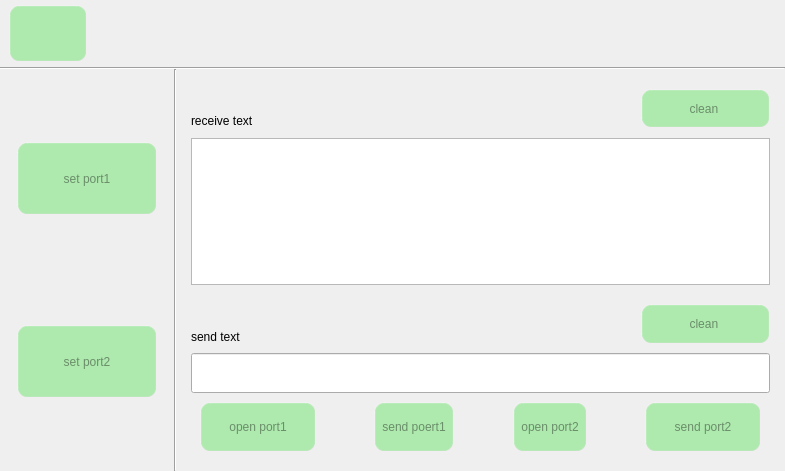
Above: serial.ui from jizizihe/baijie_demo before the change. Below: the same form after it.
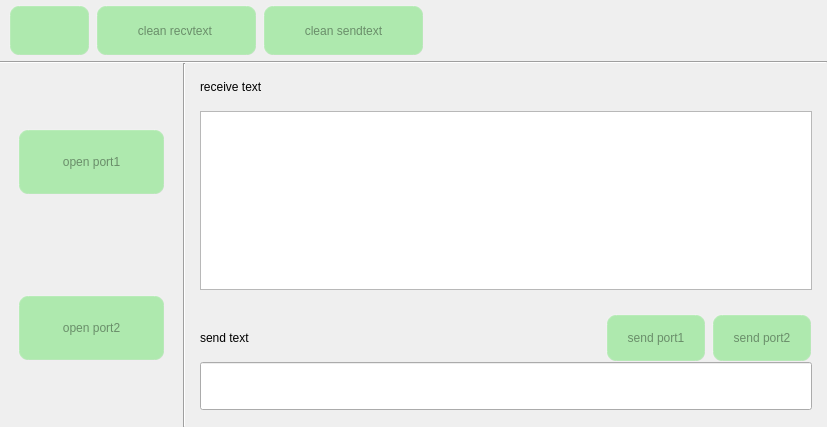
That is the form after the change. Icons and pictures are not drawn.

Commit message: func: 1.delete the open button of the serial port  in serial       2.added display file directory and changed layout in udev

```diff
--- a/serial.ui
+++ b/serial.ui
@@ -9,8 +9,8 @@
    <rect>
     <x>0</x>
     <y>0</y>
-    <width>785</width>
-    <height>471</height>
+    <width>827</width>
+    <height>427</height>
    </rect>
   </property>
   <property name="sizePolicy">
@@ -103,9 +103,9 @@
      <number>0</number>
     </property>
     <item row="0" column="0">
-     <layout class="QHBoxLayout" name="horizontalLayout_13" stretch="1,9">
+     <layout class="QHBoxLayout" name="horizontalLayout_13" stretch="1,2,2,5">
       <property name="spacing">
-       <number>0</number>
+       <number>6</number>
       </property>
       <property name="leftMargin">
        <number>9</number>
@@ -184,6 +184,44 @@
         </property>
        </widget>
       </item>
+      <item>
+       <widget class="QPushButton" name="CleanBtn_2">
+        <property name="sizePolicy">
+         <sizepolicy hsizetype="Minimum" vsizetype="Minimum">
+          <horstretch>0</horstretch>
+          <verstretch>0</verstretch>
+         </sizepolicy>
+        </property>
+        <property name="minimumSize">
+         <size>
+          <width>0</width>
+          <height>0</height>
+         </size>
+        </property>
+        <property name="text">
+         <string>clean recvtext </string>
+        </property>
+       </widget>
+      </item>
+      <item>
+       <widget class="QPushButton" name="CleanBtn">
+        <property name="sizePolicy">
+         <sizepolicy hsizetype="Minimum" vsizetype="Minimum">
+          <horstretch>0</horstretch>
+          <verstretch>0</verstretch>
+         </sizepolicy>
+        </property>
+        <property name="minimumSize">
+         <size>
+          <width>0</width>
+          <height>0</height>
+         </size>
+        </property>
+        <property name="text">
+         <string>clean sendtext</string>
+        </property>
+       </widget>
+      </item>
       <item>
        <spacer name="horizontalSpacer_4">
         <property name="orientation">
@@ -271,7 +309,7 @@
              </sizepolicy>
             </property>
             <property name="text">
-             <string>set port1</string>
+             <string>open port1</string>
             </property>
            </widget>
           </item>
@@ -330,7 +368,7 @@
              </sizepolicy>
             </property>
             <property name="text">
-             <string>set port2</string>
+             <string>open port2</string>
             </property>
            </widget>
           </item>
@@ -392,7 +430,7 @@
       <item>
        <layout class="QVBoxLayout" name="verticalLayout_2" stretch="9">
         <item>
-         <layout class="QVBoxLayout" name="verticalLayout" stretch="2,4,1,15,2,4,1,4,7,1">
+         <layout class="QVBoxLayout" name="verticalLayout" stretch="4,15,2,4,4,1">
           <property name="spacing">
            <number>0</number>
           </property>
@@ -406,23 +444,10 @@
            <number>15</number>
           </property>
           <property name="bottomMargin">
-           <number>0</number>
+           <number>5</number>
           </property>
           <item>
-           <spacer name="verticalSpacer_7">
-            <property name="orientation">
-             <enum>Qt::Vertical</enum>
-            </property>
-            <property name="sizeHint" stdset="0">
-             <size>
-              <width>20</width>
-              <height>40</height>
-             </size>
-            </property>
-           </spacer>
-          </item>
-          <item>
-           <layout class="QHBoxLayout" name="horizontalLayout_7" stretch="1,6,2">
+           <layout class="QHBoxLayout" name="horizontalLayout_7" stretch="1,6">
             <property name="spacing">
              <number>0</number>
             </property>
@@ -453,7 +478,7 @@
                <string>receive text</string>
               </property>
               <property name="alignment">
-               <set>Qt::AlignBottom|Qt::AlignLeading|Qt::AlignLeft</set>
+               <set>Qt::AlignLeading|Qt::AlignLeft|Qt::AlignVCenter</set>
               </property>
              </widget>
             </item>
@@ -470,40 +495,8 @@
               </property>
              </spacer>
             </item>
-            <item>
-             <widget class="QPushButton" name="CleanBtn_2">
-              <property name="sizePolicy">
-               <sizepolicy hsizetype="Minimum" vsizetype="Minimum">
-                <horstretch>0</horstretch>
-                <verstretch>0</verstretch>
-               </sizepolicy>
-              </property>
-              <property name="minimumSize">
-               <size>
-                <width>0</width>
-                <height>0</height>
-               </size>
-              </property>
-              <property name="text">
-               <string>clean </string>
-              </property>
-             </widget>
-            </item>
            </layout>
           </item>
-          <item>
-           <spacer name="verticalSpacer_4">
-            <property name="orientation">
-             <enum>Qt::Vertical</enum>
-            </property>
-            <property name="sizeHint" stdset="0">
-             <size>
-              <width>20</width>
-              <height>40</height>
-             </size>
-            </property>
-           </spacer>
-          </item>
           <item>
            <widget class="QPlainTextEdit" name="recvEdit">
             <property name="focusPolicy">
@@ -528,9 +521,9 @@
            </spacer>
           </item>
           <item>
-           <layout class="QHBoxLayout" name="horizontalLayout_5" stretch="1,6,2">
+           <layout class="QHBoxLayout" name="horizontalLayout_5" stretch="1,3,1,1">
             <property name="spacing">
-             <number>0</number>
+             <number>6</number>
             </property>
             <property name="rightMargin">
              <number>0</number>
@@ -562,7 +555,7 @@
                <string>send text</string>
               </property>
               <property name="alignment">
-               <set>Qt::AlignBottom|Qt::AlignLeading|Qt::AlignLeft</set>
+               <set>Qt::AlignLeading|Qt::AlignLeft|Qt::AlignVCenter</set>
               </property>
              </widget>
             </item>
@@ -580,39 +573,33 @@
              </spacer>
             </item>
             <item>
-             <widget class="QPushButton" name="CleanBtn">
+             <widget class="QPushButton" name="SendBtn">
               <property name="sizePolicy">
                <sizepolicy hsizetype="Minimum" vsizetype="Minimum">
                 <horstretch>0</horstretch>
                 <verstretch>0</verstretch>
                </sizepolicy>
               </property>
-              <property name="minimumSize">
-               <size>
-                <width>0</width>
-                <height>0</height>
-               </size>
+              <property name="text">
+               <string>send port1</string>
               </property>
+             </widget>
+            </item>
+            <item>
+             <widget class="QPushButton" name="SendBtn_2">
+              <property name="sizePolicy">
+               <sizepolicy hsizetype="Minimum" vsizetype="Minimum">
+                <horstretch>0</horstretch>
+                <verstretch>0</verstretch>
+               </sizepolicy>
+              </property>
               <property name="text">
-               <string>clean </string>
+               <string>send port2</string>
               </property>
              </widget>
             </item>
            </layout>
           </item>
-          <item>
-           <spacer name="verticalSpacer_6">
-            <property name="orientation">
-             <enum>Qt::Vertical</enum>
-            </property>
-            <property name="sizeHint" stdset="0">
-             <size>
-              <width>20</width>
-              <height>40</height>
-             </size>
-            </property>
-           </spacer>
-          </item>
           <item>
            <widget class="QLineEdit" name="SendEdit">
             <property name="sizePolicy">
@@ -623,115 +610,6 @@
             </property>
            </widget>
           </item>
-          <item>
-           <widget class="QWidget" name="widget" native="true">
-            <property name="minimumSize">
-             <size>
-              <width>0</width>
-              <height>0</height>
-             </size>
-            </property>
-            <layout class="QHBoxLayout" name="horizontalLayout" stretch="2,1,0,1,0,1,2">
-             <property name="spacing">
-              <number>0</number>
-             </property>
-             <property name="topMargin">
-              <number>9</number>
-             </property>
-             <item>
-              <widget class="QPushButton" name="OpenBtn">
-               <property name="sizePolicy">
-                <sizepolicy hsizetype="Minimum" vsizetype="Minimum">
-                 <horstretch>0</horstretch>
-                 <verstretch>0</verstretch>
-                </sizepolicy>
-               </property>
-               <property name="text">
-                <string>open port1</string>
-               </property>
-              </widget>
-             </item>
-             <item>
-              <spacer name="horizontalSpacer">
-               <property name="orientation">
-                <enum>Qt::Horizontal</enum>
-               </property>
-               <property name="sizeHint" stdset="0">
-                <size>
-                 <width>40</width>
-                 <height>20</height>
-                </size>
-               </property>
-              </spacer>
-             </item>
-             <item>
-              <widget class="QPushButton" name="SendBtn">
-               <property name="sizePolicy">
-                <sizepolicy hsizetype="Minimum" vsizetype="Minimum">
-                 <horstretch>0</horstretch>
-                 <verstretch>0</verstretch>
-                </sizepolicy>
-               </property>
-               <property name="text">
-                <string>send poert1</string>
-               </property>
-              </widget>
-             </item>
-             <item>
-              <spacer name="horizontalSpacer_3">
-               <property name="orientation">
-                <enum>Qt::Horizontal</enum>
-               </property>
-               <property name="sizeHint" stdset="0">
-                <size>
-                 <width>40</width>
-                 <height>20</height>
-                </size>
-               </property>
-              </spacer>
-             </item>
-             <item>
-              <widget class="QPushButton" name="OpenBtn_2">
-               <property name="sizePolicy">
-                <sizepolicy hsizetype="Minimum" vsizetype="Minimum">
-                 <horstretch>0</horstretch>
-                 <verstretch>0</verstretch>
-                </sizepolicy>
-               </property>
-               <property name="text">
-                <string>open port2</string>
-               </property>
-              </widget>
-             </item>
-             <item>
-              <spacer name="horizontalSpacer_10">
-               <property name="orientation">
-                <enum>Qt::Horizontal</enum>
-               </property>
-               <property name="sizeHint" stdset="0">
-                <size>
-                 <width>40</width>
-                 <height>20</height>
-                </size>
-               </property>
-              </spacer>
-             </item>
-             <item>
-              <widget class="QPushButton" name="SendBtn_2">
-               <property name="sizePolicy">
-                <sizepolicy hsizetype="Minimum" vsizetype="Minimum">
-                 <horstretch>0</horstretch>
-                 <verstretch>0</verstretch>
-                </sizepolicy>
-               </property>
-               <property name="text">
-                <string>send port2</string>
-               </property>
-              </widget>
-             </item>
-            </layout>
-           </widget>
-          </item>
           <item>
            <spacer name="verticalSpacer_8">
             <property name="orientation">
```
Left out of the diff: 2 changed lines with no effect on the pictures. The commit also changes 18 other files.
